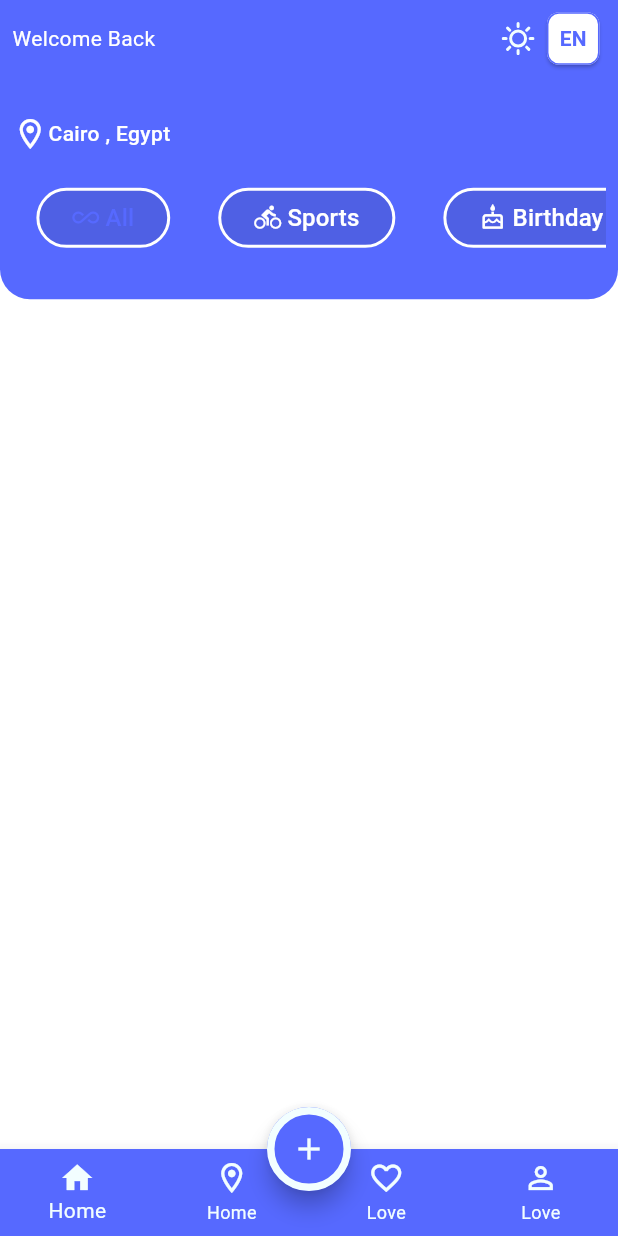
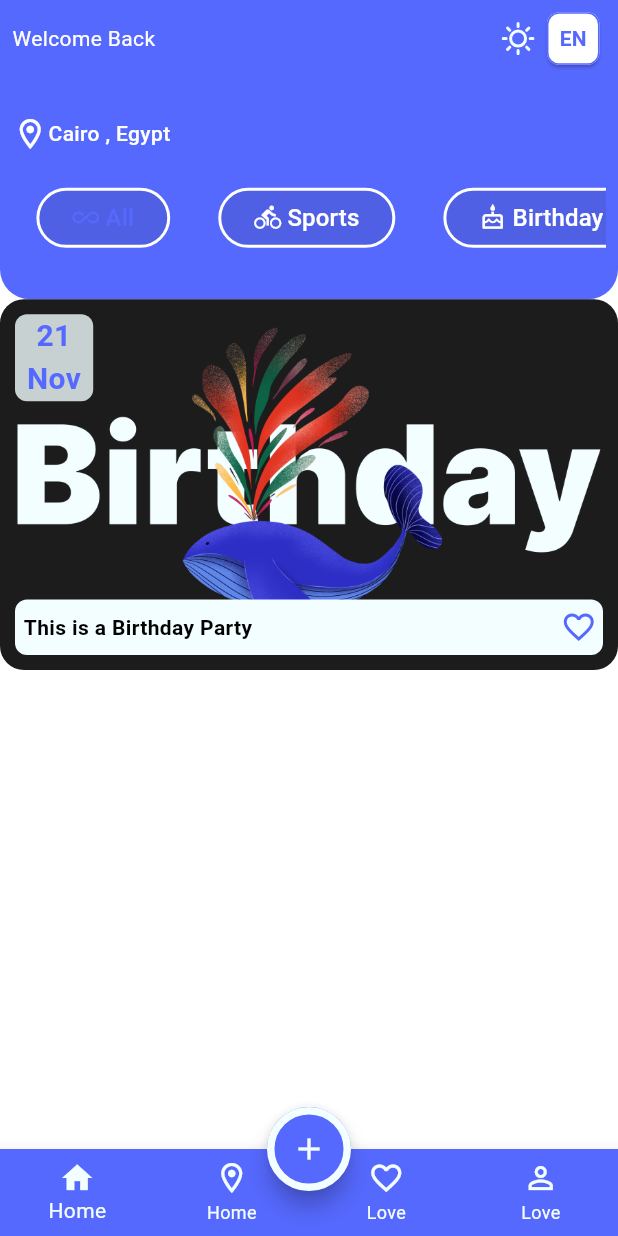
Before and after one commit to hesham81/evently_app, a Flutter app: the Home screen opened by its route, on a phone screen of 412 x 824 dp. Run offline on Flutter 3.47's test engine with Material 3 defaults, Android fonts, the light colour scheme and no system bars; our stand-ins replace bot_toast, cloud_firestore, firebase_auth, firebase_core, flutter_easyloading, flutter_svg and 3 more; accounts and stored records are empty.

Commit message:
end of home screen

```diff
--- /dev/null
+++ b/lib/modules/home_screen/widget/event_cart.dart
@@ -0,0 +1,91 @@
+import 'package:evently/core/extensions/dimensions.dart';
+import 'package:evently/core/extensions/extensions.dart';
+import 'package:evently/core/theme/app_colors.dart';
+import 'package:flutter/material.dart';
+
+class EventCart extends StatefulWidget {
+  const EventCart({super.key});
+
+  @override
+  State<EventCart> createState() => _EventCartState();
+}
+
+class _EventCartState extends State<EventCart> {
+  var isFav = false;
+
+  @override
+  Widget build(BuildContext context) {
+    return Container(
+      width: double.maxFinite,
+      height: 0.3.height,
+      decoration: BoxDecoration(
+          image: DecorationImage(
+              image: AssetImage(
+                "assets/images/book.png",
+              ),
+              fit: BoxFit.fitHeight),
+          borderRadius: BorderRadius.circular(16)),
+      child: Expanded(
+        child: Stack(
+          children: [
+            Container(
+              margin: EdgeInsets.all(10),
+              padding: EdgeInsets.symmetric(vertical: 0, horizontal: 8),
+              decoration: BoxDecoration(
+                color: Color(0xffF2FEFF).withOpacity(0.8),
+                borderRadius: BorderRadius.circular(8),
+              ),
+              child: Text(
+                "21\nNov",
+                textAlign: TextAlign.center,
+                style: TextStyle(
+                  fontSize: 20,
+                  fontWeight: FontWeight.w700,
+                  color: AppColors.secondary,
+                ),
+              ),
+            ),
+            Container(
+              margin: EdgeInsets.all(10),
+              height: 0.045.height,
+              decoration: BoxDecoration(
+                color: AppColors.primary,
+                borderRadius: BorderRadius.circular(8),
+              ),
+              child: Expanded(
+                child: Row(
+                  children: [
+                    0.014.verSpace,
+                    Text(
+                      "This is a Birthday Party ",
+                      overflow: TextOverflow.ellipsis,
+                      style: TextStyle(
+                        fontSize: 14,
+                        fontWeight: FontWeight.w700,
+                        color: AppColors.blackColor,
+                      ),
+                    ),
+                    Spacer(),
+                    GestureDetector(
+                      onTap: (){
+                        (isFav) ? isFav = false : isFav = true;
+                        setState(() {
+
+                        });
+                      },
+                      child: Icon(
+                        (isFav) ? Icons.favorite:Icons.favorite_border,
+                        color: AppColors.secondary,
+                      ),
+                    ),
+                    0.01.verSpace
+                  ],
+                ),
+              ),
+            ).centerBottomWidget()
+          ],
+        ),
+      ),
+    );
+  }
+}
```
Also changed, not shown: lib/models/event_model.dart (+12 -4 lines), lib/modules/home_screen/pages/home.dart (+3 -22 lines), assets/images/Book Club.png (added), assets/images/birthday.png (added), assets/images/book.png (added), assets/images/holiday club.png (added), assets/images/meeting club.png (added), assets/images/second Club.png (added), assets/images/sports.png (added).
